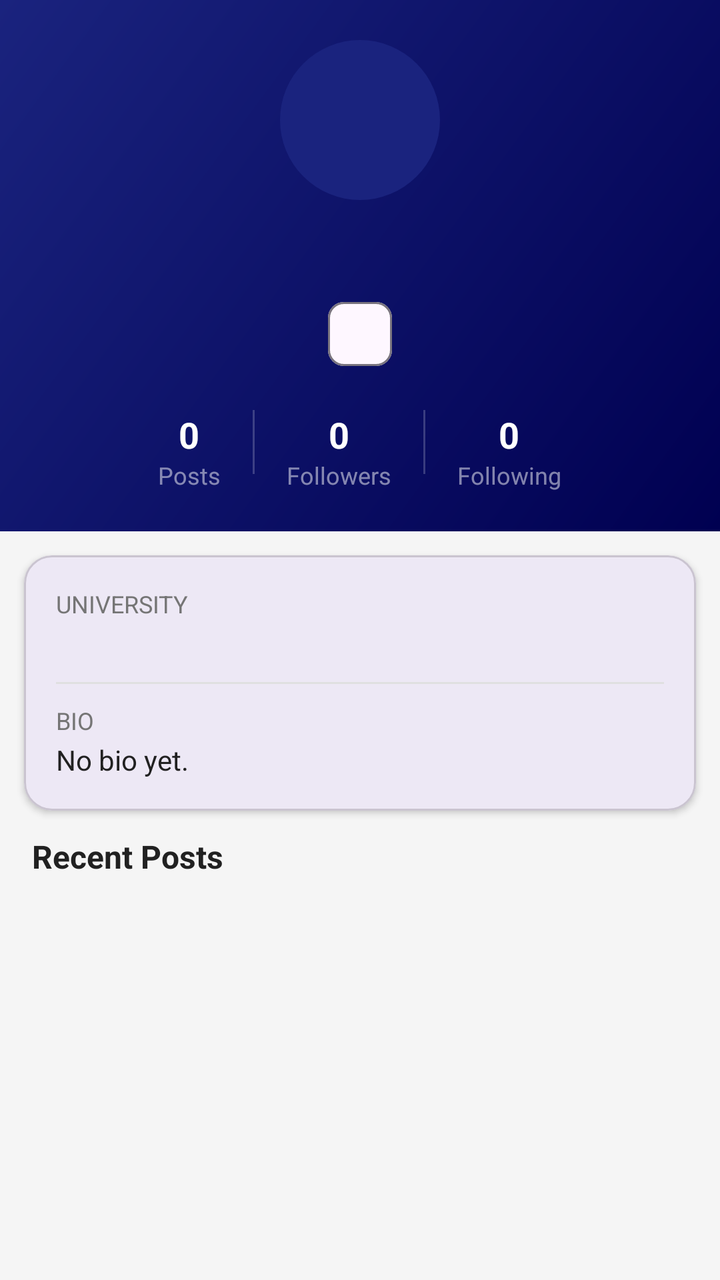
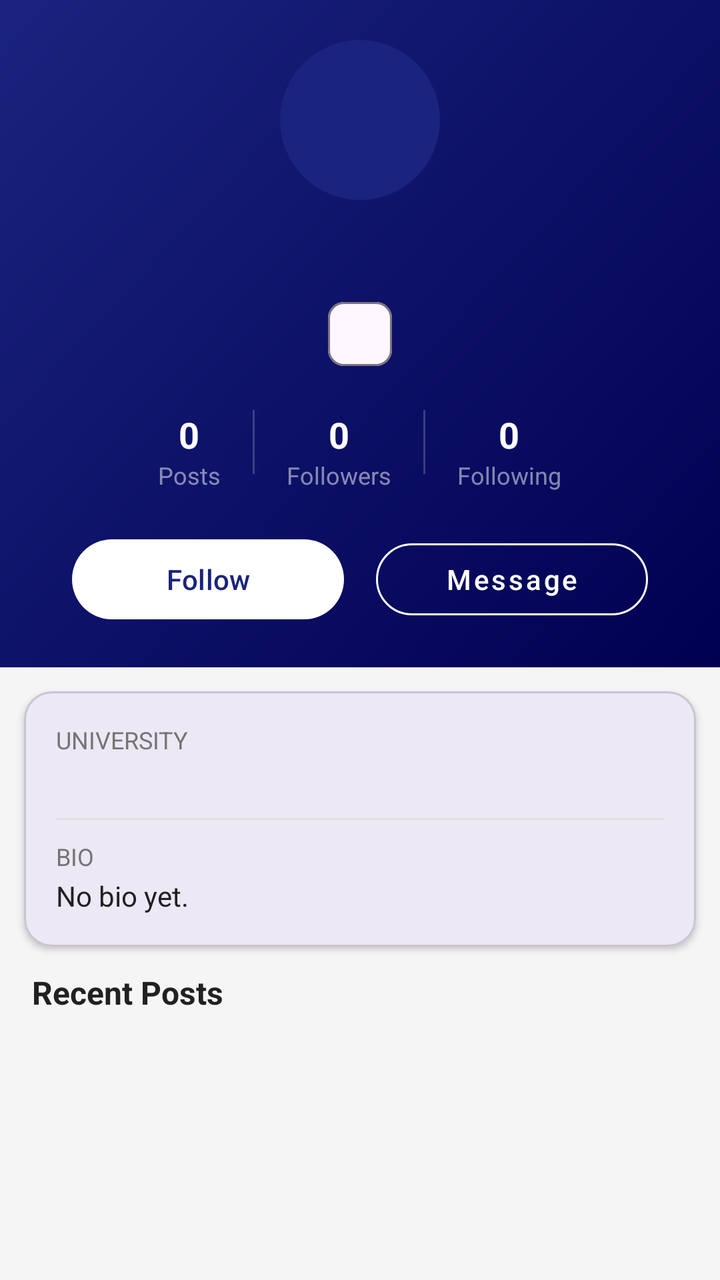

The first picture is an Android layout as it rendered before a commit; the second is the same layout after the commit. The layout source and the unified diff follow.
<!-- AndroidManifest.xml: application theme Theme.SmartCampus -->
<!-- res/layout/fragment_profile_detail.xml -->
<?xml version="1.0" encoding="utf-8"?>
<androidx.core.widget.NestedScrollView
    xmlns:android="http://schemas.android.com/apk/res/android"
    xmlns:app="http://schemas.android.com/apk/res-auto"
    android:layout_width="match_parent"
    android:layout_height="match_parent"
    android:background="@color/background">

    <LinearLayout
        android:layout_width="match_parent"
        android:layout_height="wrap_content"
        android:orientation="vertical">

        
        <LinearLayout
            android:layout_width="match_parent"
            android:layout_height="wrap_content"
            android:orientation="vertical"
            android:background="@drawable/gradient_header"
            android:padding="20dp"
            android:gravity="center">

            <TextView
                android:id="@+id/tv_avatar"
                android:layout_width="80dp"
                android:layout_height="80dp"
                android:gravity="center"
                android:textColor="@color/white"
                android:textSize="28sp"
                android:textStyle="bold"
                android:background="@drawable/bg_avatar_circle_large" />

            <TextView
                android:id="@+id/tv_full_name"
                android:layout_width="wrap_content"
                android:layout_height="wrap_content"
                android:textColor="@color/white"
                android:textSize="20sp"
                android:textStyle="bold"
                android:layout_marginTop="10dp" />

            <com.google.android.material.chip.Chip
                android:id="@+id/chip_role"
                android:layout_width="wrap_content"
                android:layout_height="wrap_content"
                android:textSize="11sp"
                android:layout_marginTop="6dp"
                style="@style/Widget.Material3.Chip.Assist" />

            
            <LinearLayout
                android:layout_width="wrap_content"
                android:layout_height="wrap_content"
                android:orientation="horizontal"
                android:layout_marginTop="14dp">

                <LinearLayout
                    android:layout_width="wrap_content"
                    android:layout_height="wrap_content"
                    android:orientation="vertical"
                    android:gravity="center"
                    android:paddingHorizontal="16dp">
                    <TextView
                        android:id="@+id/tv_posts_count"
                        android:layout_width="wrap_content"
                        android:layout_height="wrap_content"
                        android:text="0"
                        android:textColor="@color/white"
                        android:textSize="18sp"
                        android:textStyle="bold" />
                    <TextView
                        android:layout_width="wrap_content"
                        android:layout_height="wrap_content"
                        android:text="@string/posts"
                        android:textColor="@color/white_50"
                        android:textSize="12sp" />
                </LinearLayout>

                <View android:layout_width="1dp" android:layout_height="32dp"
                    android:background="@color/white_20" />

                <LinearLayout
                    android:layout_width="wrap_content"
                    android:layout_height="wrap_content"
                    android:orientation="vertical"
                    android:gravity="center"
                    android:paddingHorizontal="16dp">
                    <TextView
                        android:id="@+id/tv_followers_count"
                        android:layout_width="wrap_content"
                        android:layout_height="wrap_content"
                        android:text="0"
                        android:textColor="@color/white"
                        android:textSize="18sp"
                        android:textStyle="bold" />
                    <TextView
                        android:layout_width="wrap_content"
                        android:layout_height="wrap_content"
                        android:text="@string/followers"
                        android:textColor="@color/white_50"
                        android:textSize="12sp" />
                </LinearLayout>

                <View android:layout_width="1dp" android:layout_height="32dp"
                    android:background="@color/white_20" />

                <LinearLayout
                    android:layout_width="wrap_content"
                    android:layout_height="wrap_content"
                    android:orientation="vertical"
                    android:gravity="center"
                    android:paddingHorizontal="16dp">
                    <TextView
                        android:id="@+id/tv_following_count"
                        android:layout_width="wrap_content"
                        android:layout_height="wrap_content"
                        android:text="0"
                        android:textColor="@color/white"
                        android:textSize="18sp"
                        android:textStyle="bold" />
                    <TextView
                        android:layout_width="wrap_content"
                        android:layout_height="wrap_content"
                        android:text="@string/following"
                        android:textColor="@color/white_50"
                        android:textSize="12sp" />
                </LinearLayout>
            </LinearLayout>

        </LinearLayout>

        
        <com.google.android.material.card.MaterialCardView
            android:id="@+id/card_bio"
            android:layout_width="match_parent"
            android:layout_height="wrap_content"
            android:layout_margin="12dp"
            app:cardCornerRadius="14dp"
            app:cardElevation="2dp">

            <LinearLayout
                android:layout_width="match_parent"
                android:layout_height="wrap_content"
                android:orientation="vertical"
                android:padding="16dp">

                <TextView
                    android:layout_width="wrap_content"
                    android:layout_height="wrap_content"
                    android:text="University"
                    android:textColor="@color/text_secondary"
                    android:textSize="12sp"
                    android:textAllCaps="true" />

                <TextView
                    android:id="@+id/tv_university"
                    android:layout_width="wrap_content"
                    android:layout_height="wrap_content"
                    android:textColor="@color/text_primary"
                    android:textSize="14sp"
                    android:layout_marginTop="2dp" />

                <View android:layout_width="match_parent" android:layout_height="1dp"
                    android:background="@color/gray_light" android:layout_marginVertical="10dp" />

                <TextView
                    android:layout_width="wrap_content"
                    android:layout_height="wrap_content"
                    android:text="Bio"
                    android:textColor="@color/text_secondary"
                    android:textSize="12sp"
                    android:textAllCaps="true" />

                <TextView
                    android:id="@+id/tv_bio"
                    android:layout_width="wrap_content"
                    android:layout_height="wrap_content"
                    android:textColor="@color/text_primary"
                    android:textSize="14sp"
                    android:layout_marginTop="2dp"
                    android:text="No bio yet." />

            </LinearLayout>
        </com.google.android.material.card.MaterialCardView>

        
        <TextView
            android:layout_width="wrap_content"
            android:layout_height="wrap_content"
            android:text="Recent Posts"
            android:textColor="@color/text_primary"
            android:textSize="16sp"
            android:textStyle="bold"
            android:layout_marginStart="16dp"
            android:layout_marginBottom="4dp" />

        
        <ProgressBar
            android:id="@+id/progress_bar"
            android:layout_width="36dp"
            android:layout_height="36dp"
            android:layout_gravity="center_horizontal"
            android:layout_marginTop="12dp"
            android:visibility="gone" />

        
        <LinearLayout
            android:id="@+id/ll_posts"
            android:layout_width="match_parent"
            android:layout_height="wrap_content"
            android:orientation="vertical"
            android:paddingBottom="16dp" />

    </LinearLayout>
</androidx.core.widget.NestedScrollView>
<!-- resources referenced by this layout -->
<resources>
  <color name="background">#F5F5F5</color>
  <color name="gray_light">#E0E0E0</color>
  <color name="text_primary">#212121</color>
  <color name="text_secondary">#757575</color>
  <color name="white">#FFFFFF</color>
  <color name="white_20">#33FFFFFF</color>
  <color name="white_50">#80FFFFFF</color>
  <!-- drawable bg_avatar_circle_large (drawable) -->
  <?xml version="1.0" encoding="utf-8"?>
  <shape xmlns:android="http://schemas.android.com/apk/res/android"
      android:shape="oval">
      <solid android:color="#1A237E" />
  </shape>
  <!-- drawable gradient_header (drawable) -->
  <?xml version="1.0" encoding="utf-8"?>
  <shape xmlns:android="http://schemas.android.com/apk/res/android"
      android:shape="rectangle">
      <gradient
          android:startColor="#000051"
          android:endColor="#1A237E"
          android:angle="135" />
  </shape>
  <string name="followers">Followers</string>
  <string name="following">Following</string>
  <string name="posts">Posts</string>
  <style name="Theme.SmartCampus" parent="Theme.Material3.Light.NoActionBar">
          <item name="colorPrimary">@color/primary</item>
          <item name="colorOnPrimary">@color/on_primary</item>
          <item name="colorSecondary">@color/secondary</item>
          <item name="android:colorBackground">@color/background</item>
          <item name="android:statusBarColor">@color/primary_dark</item>
      </style>
  <color name="primary">#1A237E</color>
  <color name="on_primary">#FFFFFF</color>
  <color name="secondary">#00BCD4</color>
  <color name="primary_dark">#000051</color>
</resources>

<!-- the commit's change to res/layout/fragment_profile_detail.xml (unified diff, before → after) -->
@@ -127,6 +127,41 @@
                 </LinearLayout>
             </LinearLayout>
 
+            
+            <LinearLayout
+                android:layout_width="match_parent"
+                android:layout_height="wrap_content"
+                android:layout_marginTop="20dp"
+                android:gravity="center"
+                android:orientation="horizontal"
+                android:paddingHorizontal="16dp">
+
+                <com.google.android.material.button.MaterialButton
+                    android:id="@+id/btn_follow"
+                    android:layout_width="0dp"
+                    android:layout_height="wrap_content"
+                    android:layout_marginEnd="8dp"
+                    android:layout_weight="1"
+                    android:text="Follow"
+                    android:textAllCaps="false"
+                    android:textColor="@color/primary"
+                    app:backgroundTint="@color/white"
+                    app:cornerRadius="20dp" />
+
+                <com.google.android.material.button.MaterialButton
+                    android:id="@+id/btn_message"
+                    style="@style/Widget.MaterialComponents.Button.OutlinedButton"
+                    android:layout_width="0dp"
+                    android:layout_height="wrap_content"
+                    android:layout_marginStart="8dp"
+                    android:layout_weight="1"
+                    android:text="Message"
+                    android:textAllCaps="false"
+                    android:textColor="@color/white"
+                    app:cornerRadius="20dp"
+                    app:strokeColor="@color/white" />
+            </LinearLayout>
+
         </LinearLayout>
 
         
